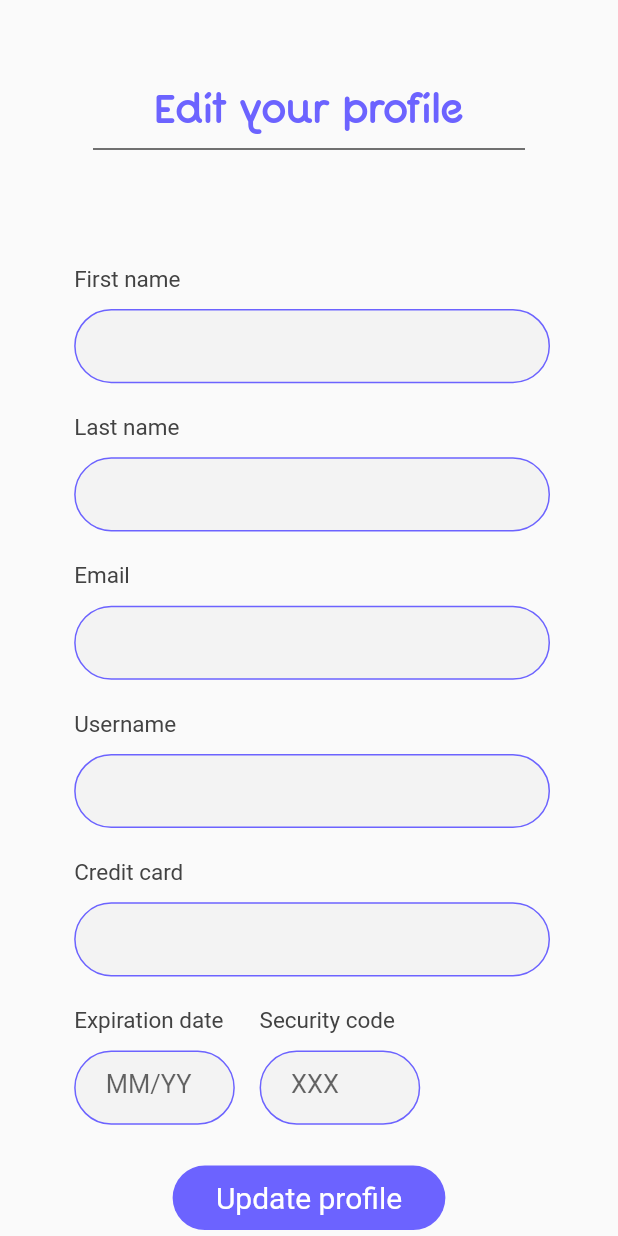
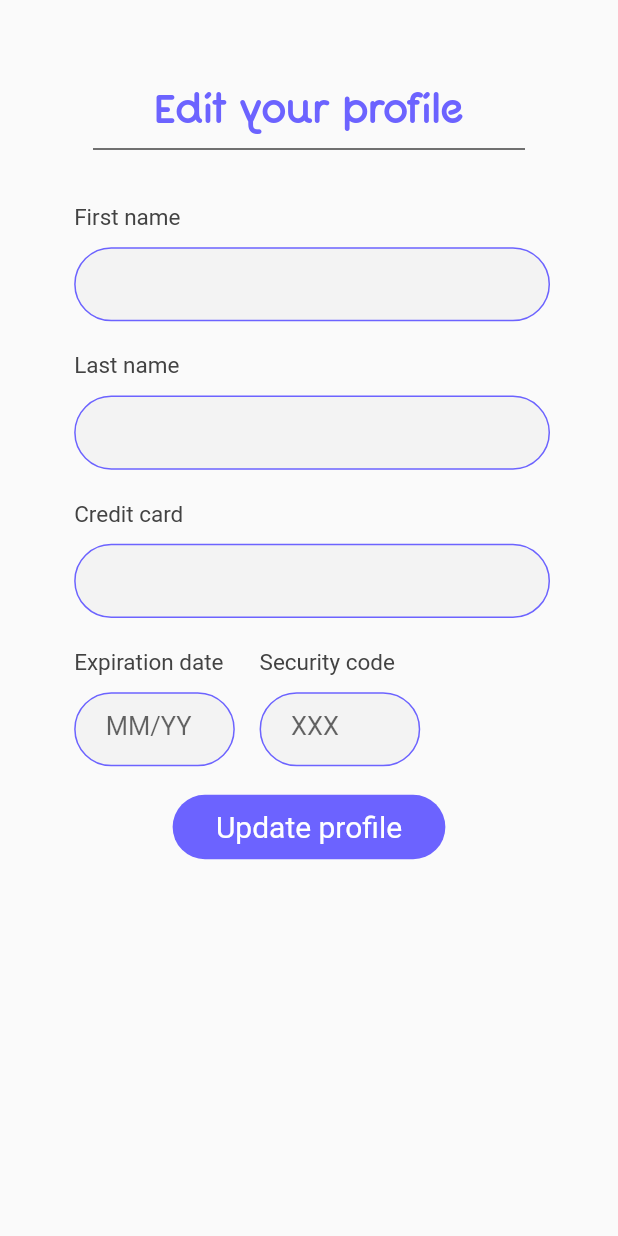
Before and after one commit to goran-brkic/JamesBondi, a Flutter app: the BodyS screen opened directly with empty values, on a phone screen of 412 x 824 dp. Run offline on Flutter 3.47's test engine with Material 2 defaults, Android fonts, the phone set to English and light mode, and no system bars; our stand-ins replace cloud_firestore, date_format, firebase_auth, firebase_core, firebase_storage, image_picker and 3 more; missing offline and left inert: agora_rtc_engine, dart:ffi, flutter_document_picker; accounts and stored records are empty; Roboto replaces fonts that are missing (RoundLight).

Commit message:
Edit Profile design edit

```diff
--- a/lib/Screens/Edit Profile/components/bodyS.dart
+++ b/lib/Screens/Edit Profile/components/bodyS.dart
@@ -160,7 +160,7 @@ class _Body extends State<BodyS> {
             key: _formKey,
             child: SingleChildScrollView(
               child: Container(
-                height: size.height * 1.05,
+                height: size.height,
                 width: double.infinity,
                 child: Stack(
                   alignment: Alignment.center,
@@ -187,41 +187,27 @@ class _Body extends State<BodyS> {
                     ),
                     InputField(
                       title: "First name",
-                      topValue: 0.25,
+                      topValue: 0.20,
                       controller: _firstNameController,
                       enabledField: true,
                       colorValue: isFirstNameEmpty ? Colors.red : customPurple,
                     ),
                     InputField(
                       title: "Last name",
-                      topValue: 0.37,
+                      topValue: 0.32,
                       controller: _lastNameController,
                       enabledField: true,
                       colorValue: isLastNameEmpty ? Colors.red : customPurple,
                     ),
                     InputField(
-                      title: "Email",
-                      topValue: 0.49,
-                      controller: _emailController,
-                      enabledField: false,
-                      colorValue: customPurple,
-                    ),
-                    InputField(
-                      title: "Username",
-                      topValue: 0.61,
-                      controller: _usernameController,
-                      enabledField: false,
-                      colorValue: customPurple,
-                    ),
-                    InputField(
                       title: "Credit card",
-                      topValue: 0.73,
+                      topValue: 0.44,
                       controller: _creditcardController,
                       enabledField: true,
                       colorValue: isCreditCardEmpty ? Colors.red : customPurple,
                     ),
                     Positioned(
-                      top: size.height * 0.85,
+                      top: size.height * 0.56,
                       left: size.width * 0.12,
                       child: Container(
                         padding:
@@ -256,7 +242,7 @@ class _Body extends State<BodyS> {
                     ),
                     Positioned(
                       left: size.width * 0.12,
-                      top: size.height * (0.85 - 0.035),
+                      top: size.height * (0.56 - 0.035),
                       child: Text(
                         "Expiration date",
                         style: TextStyle(
@@ -268,7 +254,7 @@ class _Body extends State<BodyS> {
                       ),
                     ),
                     Positioned(
-                      top: size.height * 0.85,
+                      top: size.height * 0.56,
                       left: size.width * 0.42,
                       child: Container(
                         padding:
@@ -303,7 +289,7 @@ class _Body extends State<BodyS> {
                     ),
                     Positioned(
                       left: size.width * 0.42,
-                      top: size.height * (0.85 - 0.035),
+                      top: size.height * (0.56 - 0.035),
                       child: Text(
                         "Security code",
                         style: TextStyle(
@@ -315,7 +301,7 @@ class _Body extends State<BodyS> {
                       ),
                     ),
                     Positioned(
-                      top: size.height * 0.94,
+                      top: size.height * 0.64,
                       child: FlatButton(
                           padding: EdgeInsets.symmetric(
                               vertical: 10, horizontal: size.width * 0.07),
```
Also changed, not shown: lib/Screens/Edit Profile/components/bodyL.dart (+8 -34 lines).
